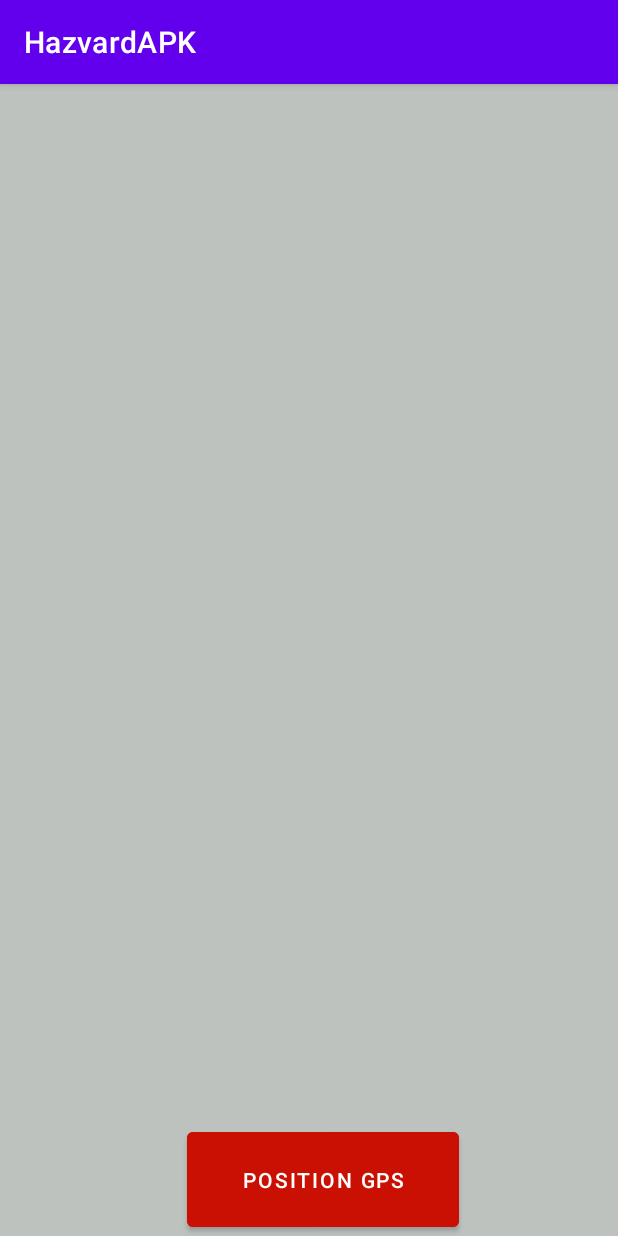
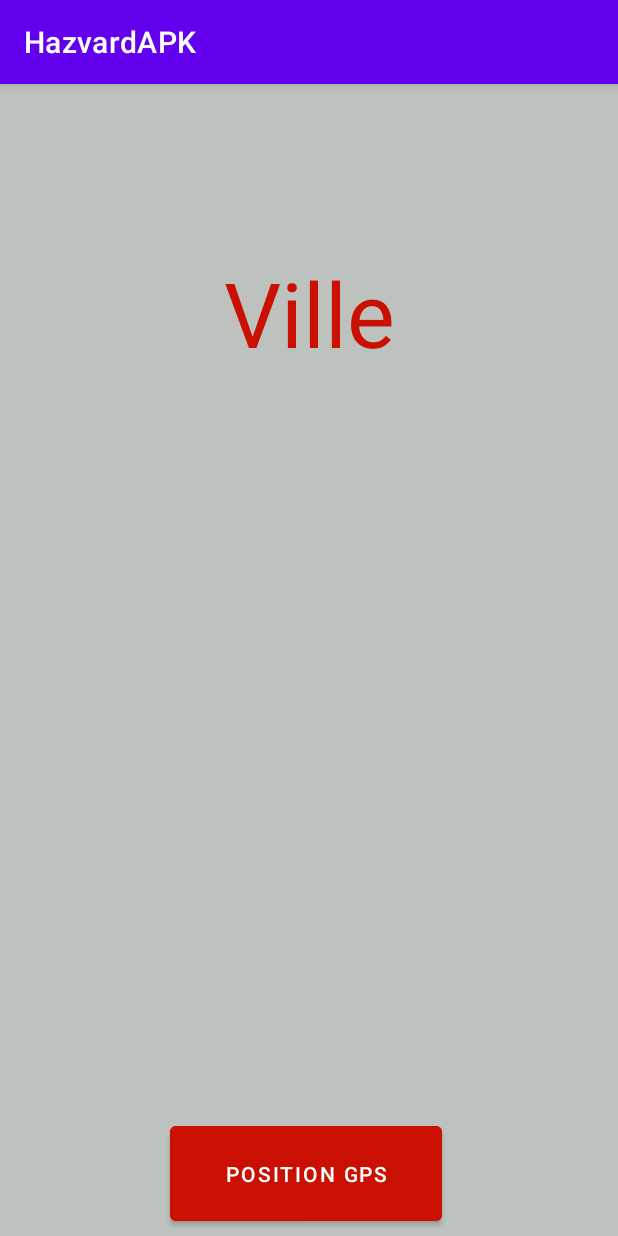
Before and after one commit to Hazvard/MyApplication, an Android app: the MeteoActivity screen opened directly, with no data from a screen before it, after a tap on "POSITION GPS", on a phone screen of 412 x 824 dp. Run offline under Robolectric (Android 15) with nearby library versions, the phone set to English and light mode, and no system bars; network calls fail; 2 statements that could not run were skipped.

Commit message:
météo fini

```diff
--- a/app/build.gradle
+++ b/app/build.gradle
@@ -32,7 +32,9 @@ dependencies {
     implementation 'androidx.appcompat:appcompat:1.3.0'
     implementation 'com.google.android.material:material:1.4.0'
     implementation 'androidx.constraintlayout:constraintlayout:2.0.4'
+    implementation 'com.android.volley:volley:1.2.1'
     testImplementation 'junit:junit:4.13.2'
     androidTestImplementation 'androidx.test.ext:junit:1.1.3'
     androidTestImplementation 'androidx.test.espresso:espresso-core:3.4.0'
+
 }
--- a/app/src/main/java/com/example/myapplication/MeteoActivity.java
+++ b/app/src/main/java/com/example/myapplication/MeteoActivity.java
@@ -1,12 +1,13 @@
 package com.example.myapplication;
-
 import android.Manifest;
 import android.content.Context;
 import android.content.pm.PackageManager;
 import android.location.Location;
 import android.location.LocationManager;
 import android.util.Log;
+import android.view.View;
 import android.widget.Button;
+import android.widget.TextView;
 import android.widget.Toast;
 import androidx.appcompat.app.AppCompatActivity;
 import android.os.Bundle;
@@ -18,6 +19,10 @@ import java.io.BufferedReader;
 import java.io.IOException;
 import java.io.InputStream;
 import java.io.InputStreamReader;
+import java.net.MalformedURLException;
+import java.net.URL;
+import java.util.concurrent.ExecutorService;
+import java.util.concurrent.Executors;
 
 public class MeteoActivity extends AppCompatActivity {
 
@@ -30,6 +35,10 @@ public class MeteoActivity extends AppCompatActivity {
         setContentView(R.layout.activity_meteo);
 
         Button position = findViewById(R.id.position);
+        TextView temperatureTexte = findViewById(R.id.TemperatureText);
+        TextView minTemperatureTexte = findViewById(R.id.mintemperatureText);
+        TextView maxTemperatureTexte = findViewById(R.id.maxtemperatureText2);
+        TextView ville = findViewById(R.id.ville);
 
 
 
@@ -56,16 +65,70 @@ public class MeteoActivity extends AppCompatActivity {
             double longitude = location.getLongitude();
             double latitude = location.getLatitude();
 
-            Toast.makeText(MeteoActivity.this, "Longitude : " + longitude + "\nLatitude : " + latitude, Toast.LENGTH_SHORT).show();
+            Toast.makeText(MeteoActivity.this, "Longitude  : " + longitude + "\nLatitude : " + latitude, Toast.LENGTH_SHORT).show();
 
+            ExecutorService service = Executors.newSingleThreadExecutor();
+            service.execute(new Runnable() {
+                @Override
+                public void run() {
+                    Log.i("thread tache longue", "début");
+
+                    InputStream in = null;
+                    JSONObject res;
+
+                    try {
+                        in = new java.net.URL("https://api.openweathermap.org/data/2.5/weather?lat="+latitude+"&lon="+longitude+"&lang=fr&units=metric&appid=87e40d0b0050ac946bbd2b4c75eeb7dd").openStream();
+                    } catch (IOException e) {
+                        throw new RuntimeException(e);
+                    }
+                    try {
+                        res = readStream(in) ;
+                    } catch (IOException e) {
+                        throw new RuntimeException(e);
+                    } catch (JSONException e) {
+                        throw new RuntimeException(e);
+                    }
+
+                    try {
+                        //String weather = String.valueOf(res.getJSONObject("weather"));
+                        //String ville = String.valueOf(res.getJSONObject("weather"));
+                        JSONObject temp = (res.getJSONObject("main"));
+                        String.valueOf(temp.get("temp"));
+                        String temperature = String.valueOf(temp.get("temp"));
+
+
+
+
+                        temperatureTexte.setText(temp.get("temp")+"°C");
+                        minTemperatureTexte.setText("Min : "+temp.get("temp_min")+"°C");
+                        maxTemperatureTexte.setText("Max : "+temp.get("temp_max")+"°C");
+                        ville.setText(String.valueOf(res.get("name")));
+                    } catch (JSONException e) {
+                        throw new RuntimeException(e);
+                    }
+
+
+                    runOnUiThread(new Runnable() {
+                        @Override
+                        public void run() {
+
+                        }
+                    });
+                }
+            });
+
+
+
+
+            //String url ="api.openweathermap.org/data/2.5/forecast?lat="+latitude+"&lon="+longitude+"&appid=87e40d0b0050ac946bbd2b4c75eeb7dd";
             /*
-            String url ="api.openweathermap.org/data/2.5/forecast?lat="+latitude+"&lon="+longitude+"&appid="+cle+"";
             InputStream in = null;
             try {
                 in = new java.net.URL(url).openStream();
             } catch (IOException e) {
                 throw new RuntimeException(e);
             }
+
             try {
                 JSONObject res = readStream(in) ;
                 Toast.makeText(MeteoActivity.this, "Longitude : " + longitude + "\nLatitude : " + latitude
@@ -86,8 +149,6 @@ public class MeteoActivity extends AppCompatActivity {
 
 
 
-
-
         } );
     }
 
@@ -97,7 +158,7 @@ public class MeteoActivity extends AppCompatActivity {
         for (String line = r.readLine(); line != null; line = r.readLine()){
             sb.append(line);
         }
-        is.close();;
+        is.close();
         return new JSONObject(sb.toString());
     }
 }
--- a/app/src/main/res/layout/activity_meteo.xml
+++ b/app/src/main/res/layout/activity_meteo.xml
@@ -7,6 +7,27 @@
         android:layout_height="match_parent"
         tools:context=".MeteoActivity" android:background="#BEC2BE">
 
+    <TextView
+            android:layout_width="143dp"
+            android:layout_height="63dp" android:id="@+id/mintemperatureText"
+            android:textAppearance="@style/TextAppearance.AppCompat.Large" android:fontFamily="monospace"
+            app:layout_constraintEnd_toStartOf="@+id/TemperatureText" android:layout_marginBottom="264dp"
+            android:textColor="#C91003"
+            app:layout_constraintBottom_toTopOf="@+id/position" app:layout_constraintStart_toStartOf="parent"
+            android:layout_marginStart="117dp" app:layout_constraintTop_toTopOf="parent"
+            android:layout_marginTop="343dp" app:layout_constraintHorizontal_bias="1.0"
+            app:layout_constraintVertical_bias="0.0"/>
+    <TextView
+            android:layout_width="145dp"
+            android:layout_height="67dp" android:id="@+id/maxtemperatureText2"
+            android:textAppearance="@style/TextAppearance.AppCompat.Large" android:fontFamily="monospace"
+            android:textColor="#C91003"
+            android:layout_marginBottom="264dp"
+            app:layout_constraintBottom_toTopOf="@+id/position"
+            app:layout_constraintStart_toEndOf="@+id/TemperatureText" android:layout_marginEnd="117dp"
+            app:layout_constraintEnd_toEndOf="parent" app:layout_constraintTop_toTopOf="parent"
+            android:layout_marginTop="343dp" app:layout_constraintHorizontal_bias="0.0"
+            app:layout_constraintVertical_bias="0.0"/>
     <Button
             android:text="Position GPS"
             android:layout_width="181dp"
@@ -14,6 +35,26 @@
             app:layout_constraintBottom_toBottomOf="parent"
             app:layout_constraintStart_toStartOf="parent"
             app:layout_constraintEnd_toEndOf="parent" android:backgroundTint="#C91003"
-            app:layout_constraintHorizontal_bias="0.541"
-    />
+            app:layout_constraintHorizontal_bias="0.491"
+            android:layout_marginBottom="4dp"/>
+    <TextView
+            android:layout_width="112dp"
+            android:layout_height="52dp" android:id="@+id/TemperatureText"
+            android:textColor="#C91003"
+            app:layout_constraintStart_toStartOf="parent"
+            app:layout_constraintEnd_toEndOf="parent"
+            app:layout_constraintTop_toTopOf="parent"
+            app:layout_constraintBottom_toTopOf="@+id/position"
+            android:textAppearance="@style/TextAppearance.AppCompat.Large" android:fontFamily="monospace"
+            app:layout_constraintHorizontal_bias="0.498" app:layout_constraintVertical_bias="0.48"/>
+    <TextView
+            android:text="Ville"
+            android:layout_width="307dp"
+            android:layout_height="152dp" android:id="@+id/ville"
+            android:gravity="center"
+            android:textSize="60dp"
+            android:textColor="#C91003"
+            app:layout_constraintStart_toStartOf="parent"
+            app:layout_constraintEnd_toEndOf="parent" app:layout_constraintTop_toTopOf="parent"
+            app:layout_constraintBottom_toTopOf="@+id/TemperatureText"/>
 </androidx.constraintlayout.widget.ConstraintLayout>
```
